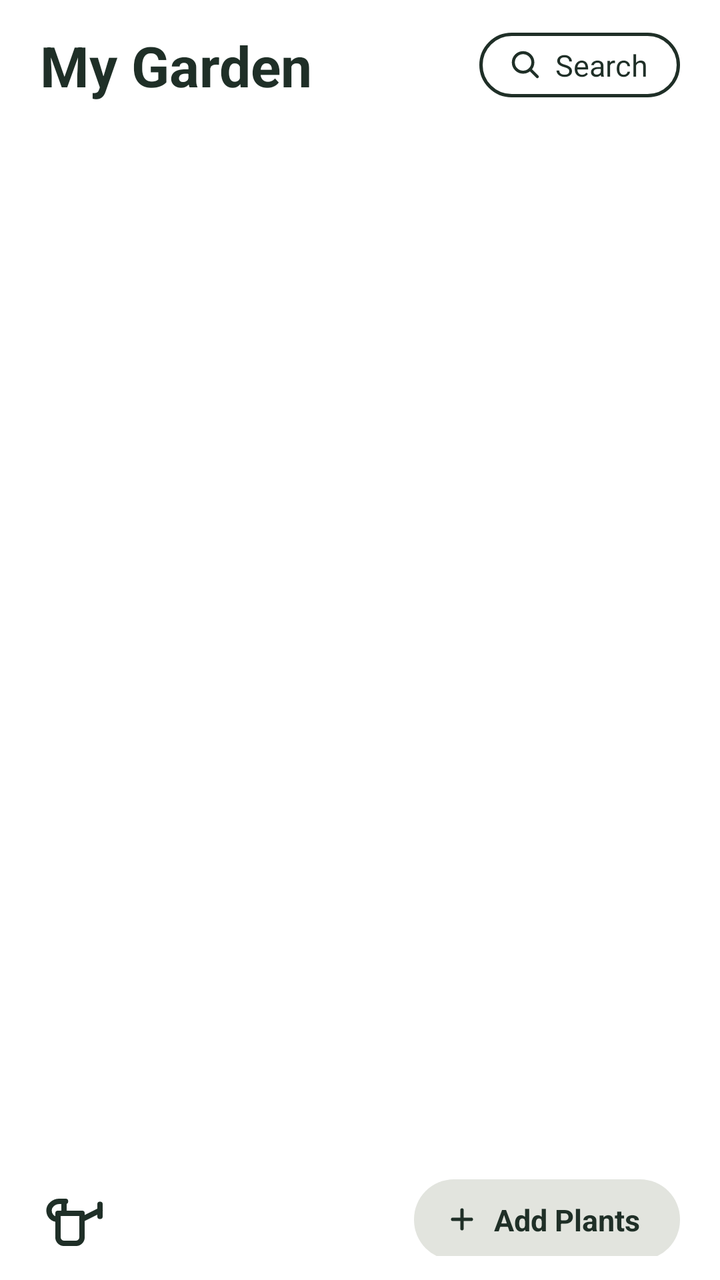
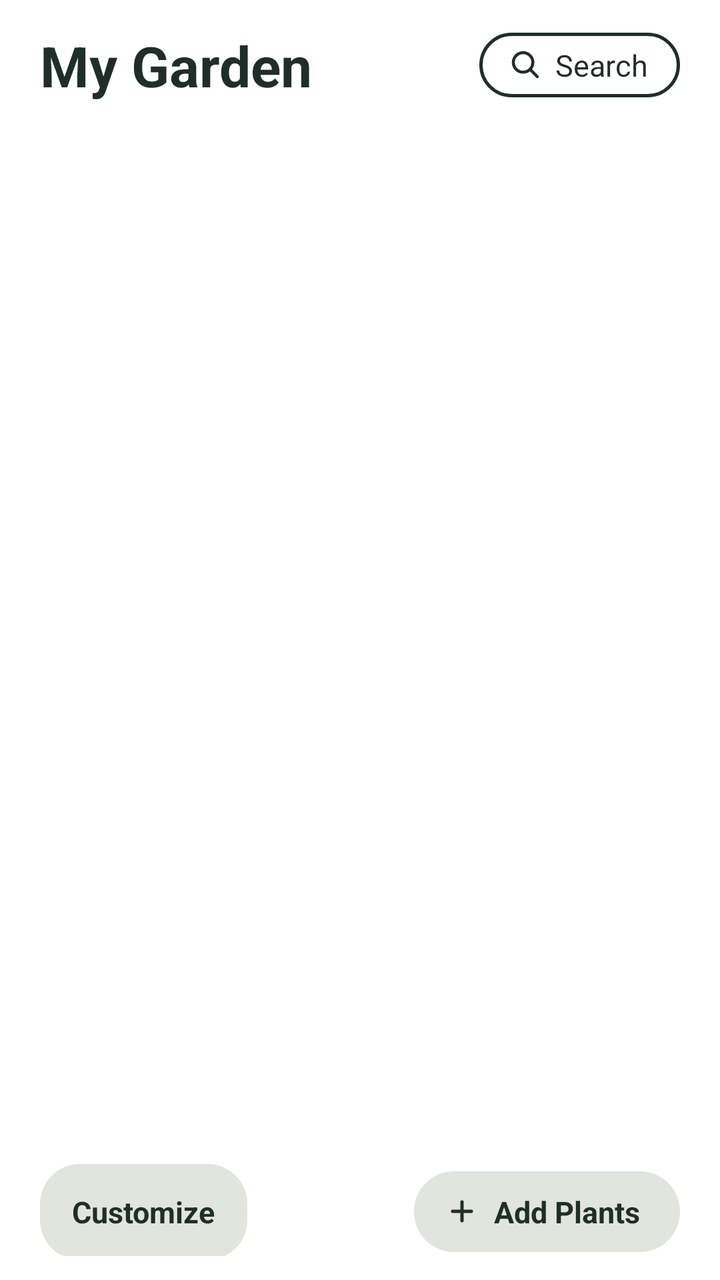

Before-and-after screenshots of an Android layout around one commit, followed by the original layout XML and the change that was made.
<!-- AndroidManifest.xml: application theme Theme.PLANT_App_HCC -->
<!-- res/layout/fragment_first.xml -->
<?xml version="1.0" encoding="utf-8"?>
<androidx.constraintlayout.widget.ConstraintLayout xmlns:android="http://schemas.android.com/apk/res/android"
    xmlns:app="http://schemas.android.com/apk/res-auto"
    xmlns:tools="http://schemas.android.com/tools"
    android:layout_width="match_parent"
    android:layout_height="match_parent"
    android:background="#FFFFFF"
    tools:context=".FirstFragment">

    
    <RelativeLayout
        android:id="@+id/top_header_container"
        android:layout_width="0dp"
        android:layout_height="wrap_content"
        android:paddingStart="20dp"
        android:paddingTop="16dp"
        android:paddingEnd="20dp"
        android:paddingBottom="12dp"
        app:layout_constraintEnd_toEndOf="parent"
        app:layout_constraintStart_toStartOf="parent"
        app:layout_constraintTop_toTopOf="parent">

        <TextView
            android:id="@+id/title_my_garden"
            android:layout_width="wrap_content"
            android:layout_height="wrap_content"
            android:layout_alignParentStart="true"
            android:layout_centerVertical="true"
            android:text="My Garden"
            android:textColor="#1F2F27"
            android:textSize="28sp"
            android:textStyle="bold" />

        <LinearLayout
            android:id="@+id/btn_search"
            android:layout_width="wrap_content"
            android:layout_height="wrap_content"
            android:layout_alignParentEnd="true"
            android:layout_centerVertical="true"
            android:background="@drawable/bg_pill_search"
            android:clickable="true"
            android:focusable="true"
            android:gravity="center_vertical"
            android:orientation="horizontal"
            android:paddingStart="14dp"
            android:paddingTop="6dp"
            android:paddingEnd="16dp"
            android:paddingBottom="6dp">

            <ImageView
                android:layout_width="18dp"
                android:layout_height="18dp"
                android:layout_marginEnd="6dp"
                android:contentDescription="Search icon"
                android:src="@drawable/ic_search" />

            <TextView
                android:layout_width="wrap_content"
                android:layout_height="wrap_content"
                android:text="Search"
                android:textColor="#1F2F27"
                android:textSize="15sp" />
        </LinearLayout>
    </RelativeLayout>

    
    <androidx.recyclerview.widget.RecyclerView
        android:id="@+id/recycler_plants"
        android:layout_width="0dp"
        android:layout_height="0dp"
        android:clipToPadding="false"
        android:paddingStart="14dp"
        android:paddingEnd="14dp"
        android:paddingBottom="12dp"
        app:layout_constraintBottom_toTopOf="@id/action_bar_container"
        app:layout_constraintEnd_toEndOf="parent"
        app:layout_constraintStart_toStartOf="parent"
        app:layout_constraintTop_toBottomOf="@id/top_header_container" />

    <TextView
        android:id="@+id/text_empty_garden"
        android:layout_width="0dp"
        android:layout_height="wrap_content"
        android:layout_marginHorizontal="28dp"
        android:gravity="center"
        android:text="@string/garden_empty"
        android:textColor="#687469"
        android:textSize="18sp"
        android:visibility="gone"
        app:layout_constraintTop_toBottomOf="@id/top_header_container"
        app:layout_constraintBottom_toTopOf="@id/action_bar_container"
        app:layout_constraintStart_toStartOf="parent"
        app:layout_constraintEnd_toEndOf="parent" />

    
    <RelativeLayout
        android:id="@+id/action_bar_container"
        android:layout_width="0dp"
        android:layout_height="wrap_content"
        android:paddingStart="20dp"
        android:paddingTop="8dp"
        android:paddingEnd="20dp"
        android:paddingBottom="12dp"
        app:layout_constraintBottom_toBottomOf="parent"
        app:layout_constraintEnd_toEndOf="parent"
        app:layout_constraintStart_toStartOf="parent">

        <ImageView
            android:id="@+id/icon_watering_can"
            android:layout_width="36dp"
            android:layout_height="36dp"
            android:layout_alignParentStart="true"
            android:layout_centerVertical="true"
            android:contentDescription="Watering can"
            android:src="@drawable/ic_watering_can" />

        <LinearLayout
            android:id="@+id/btn_add_plants"
            android:layout_width="wrap_content"
            android:layout_height="wrap_content"
            android:layout_alignParentEnd="true"
            android:layout_centerVertical="true"
            android:background="@drawable/bg_pill_grey"
            android:clickable="true"
            android:focusable="true"
            android:gravity="center_vertical"
            android:orientation="horizontal"
            android:paddingStart="16dp"
            android:paddingTop="10dp"
            android:paddingEnd="20dp"
            android:paddingBottom="10dp">

            <ImageView
                android:layout_width="16dp"
                android:layout_height="16dp"
                android:layout_marginEnd="8dp"
                android:contentDescription="Add plant icon"
                android:src="@drawable/ic_plus" />

            <TextView
                android:layout_width="wrap_content"
                android:layout_height="wrap_content"
                android:text="Add Plants"
                android:textColor="#1F2F27"
                android:textSize="15sp"
                android:textStyle="bold" />
        </LinearLayout>
    </RelativeLayout>

</androidx.constraintlayout.widget.ConstraintLayout>
<!-- resources referenced by this layout -->
<resources>
  <!-- drawable bg_pill_grey (drawable) -->
  <?xml version="1.0" encoding="utf-8"?>
  <shape xmlns:android="http://schemas.android.com/apk/res/android"
      android:shape="rectangle">
      <corners android:radius="20dp" />
      <solid android:color="#E2E4DE" />
  </shape>
  <!-- drawable bg_pill_search (drawable) -->
  <?xml version="1.0" encoding="utf-8"?>
  <shape xmlns:android="http://schemas.android.com/apk/res/android"
      android:shape="rectangle">
      <corners android:radius="20dp" />
      <solid android:color="#FFFFFF" />
      <stroke android:width="1.5dp" android:color="#1F2F27" />
  </shape>
  <!-- drawable ic_plus (drawable) -->
  <?xml version="1.0" encoding="utf-8"?>
  <vector xmlns:android="http://schemas.android.com/apk/res/android"
      android:width="20dp"
      android:height="20dp"
      android:viewportWidth="24"
      android:viewportHeight="24">
      <path
          android:fillColor="#00000000"
          android:strokeColor="#1F2F27"
          android:strokeWidth="2.5"
          android:strokeLineCap="round"
          android:pathData="M12 5V19M5 12H19" />
  </vector>
  <!-- drawable ic_search (drawable) -->
  <?xml version="1.0" encoding="utf-8"?>
  <vector xmlns:android="http://schemas.android.com/apk/res/android"
      android:width="24dp"
      android:height="24dp"
      android:viewportWidth="24"
      android:viewportHeight="24">
      <path
          android:fillColor="#00000000"
          android:strokeColor="#1F2F27"
          android:strokeWidth="2"
          android:strokeLineCap="round"
          android:pathData="M15.5 15.5L20 20M10.5 17C14.0899 17 17 14.0899 17 10.5C17 6.91015 14.0899 4 10.5 4C6.91015 4 4 6.91015 4 10.5C4 14.0899 6.91015 17 10.5 17Z" />
  </vector>
  <!-- drawable ic_watering_can (drawable) -->
  <?xml version="1.0" encoding="utf-8"?>
  <vector xmlns:android="http://schemas.android.com/apk/res/android"
      android:width="32dp"
      android:height="32dp"
      android:viewportWidth="24"
      android:viewportHeight="24">
      <path
          android:fillColor="#00000000"
          android:strokeColor="#1F2F27"
          android:strokeWidth="1.8"
          android:strokeLineCap="round"
          android:strokeLineJoin="round"
          android:pathData="M6 10H14V18C14 19.1 13.1 20 12 20H8C6.9 20 6 19.1 6 18V10ZM14 12L20 9M20 9V7M20 9V11M6 12C4 12 3 10.5 3 9C3 7.5 4.5 6 6.5 6H8.5M8 10V6" />
  </vector>
  <string name="garden_empty">Your garden is empty. Use Search or Add Plants to save your first plant.</string>
  <style name="Theme.PLANT_App_HCC" parent="Base.Theme.PLANT_App_HCC" />
  <style name="Base.Theme.PLANT_App_HCC" parent="Theme.Material3.DayNight.NoActionBar">
          
          
      </style>
</resources>

<!-- the commit's change to res/layout/fragment_first.xml (unified diff, before → after) -->
@@ -26,7 +26,11 @@
             android:layout_height="wrap_content"
             android:layout_alignParentStart="true"
             android:layout_centerVertical="true"
-            android:text="My Garden"
+            android:layout_marginEnd="12dp"
+            android:layout_toStartOf="@id/btn_search"
+            android:ellipsize="end"
+            android:maxLines="1"
+            android:text="@string/garden_default_name"
             android:textColor="#1F2F27"
             android:textSize="28sp"
             android:textStyle="bold" />
@@ -82,7 +86,9 @@
         android:layout_width="0dp"
         android:layout_height="wrap_content"
         android:layout_marginHorizontal="28dp"
+        android:background="@drawable/bg_plant_card"
         android:gravity="center"
+        android:padding="16dp"
         android:text="@string/garden_empty"
         android:textColor="#687469"
         android:textSize="18sp"
@@ -105,14 +111,22 @@
         app:layout_constraintEnd_toEndOf="parent"
         app:layout_constraintStart_toStartOf="parent">
 
-        <ImageView
-            android:id="@+id/icon_watering_can"
-            android:layout_width="36dp"
-            android:layout_height="36dp"
+        <TextView
+            android:id="@+id/btn_customize_garden"
+            android:layout_width="wrap_content"
+            android:layout_height="wrap_content"
             android:layout_alignParentStart="true"
             android:layout_centerVertical="true"
-            android:contentDescription="Watering can"
-            android:src="@drawable/ic_watering_can" />
+            android:background="@drawable/bg_pill_grey"
+            android:clickable="true"
+            android:focusable="true"
+            android:gravity="center"
+            android:minHeight="48dp"
+            android:paddingHorizontal="16dp"
+            android:text="@string/garden_customize_button"
+            android:textColor="#1F2F27"
+            android:textSize="15sp"
+            android:textStyle="bold" />
 
         <LinearLayout
             android:id="@+id/btn_add_plants"
<!-- resource entries referenced after the edit -->
@@ -14,6 +14,14 @@
       <corners android:radius="20dp" />
       <solid android:color="#FFFFFF" />
       <stroke android:width="1.5dp" android:color="#1F2F27" />
+  </shape>
+  <!-- drawable bg_plant_card (drawable) -->
+  <?xml version="1.0" encoding="utf-8"?>
+  <shape xmlns:android="http://schemas.android.com/apk/res/android"
+      android:shape="rectangle">
+      <corners android:radius="18dp" />
+      <solid android:color="#EFFFFDF5" />
+      <stroke android:width="1dp" android:color="#B7C8BC" />
   </shape>
   <!-- drawable ic_plus (drawable) -->
   <?xml version="1.0" encoding="utf-8"?>
@@ -43,21 +51,8 @@
           android:strokeLineCap="round"
           android:pathData="M15.5 15.5L20 20M10.5 17C14.0899 17 17 14.0899 17 10.5C17 6.91015 14.0899 4 10.5 4C6.91015 4 4 6.91015 4 10.5C4 14.0899 6.91015 17 10.5 17Z" />
   </vector>
-  <!-- drawable ic_watering_can (drawable) -->
-  <?xml version="1.0" encoding="utf-8"?>
-  <vector xmlns:android="http://schemas.android.com/apk/res/android"
-      android:width="32dp"
-      android:height="32dp"
-      android:viewportWidth="24"
-      android:viewportHeight="24">
-      <path
-          android:fillColor="#00000000"
-          android:strokeColor="#1F2F27"
-          android:strokeWidth="1.8"
-          android:strokeLineCap="round"
-          android:strokeLineJoin="round"
-          android:pathData="M6 10H14V18C14 19.1 13.1 20 12 20H8C6.9 20 6 19.1 6 18V10ZM14 12L20 9M20 9V7M20 9V11M6 12C4 12 3 10.5 3 9C3 7.5 4.5 6 6.5 6H8.5M8 10V6" />
-  </vector>
+  <string name="garden_customize_button">Customize</string>
+  <string name="garden_default_name">My Garden</string>
   <string name="garden_empty">Your garden is empty. Use Search or Add Plants to save your first plant.</string>
   <style name="Theme.PLANT_App_HCC" parent="Base.Theme.PLANT_App_HCC" />
   <style name="Base.Theme.PLANT_App_HCC" parent="Theme.Material3.DayNight.NoActionBar">
